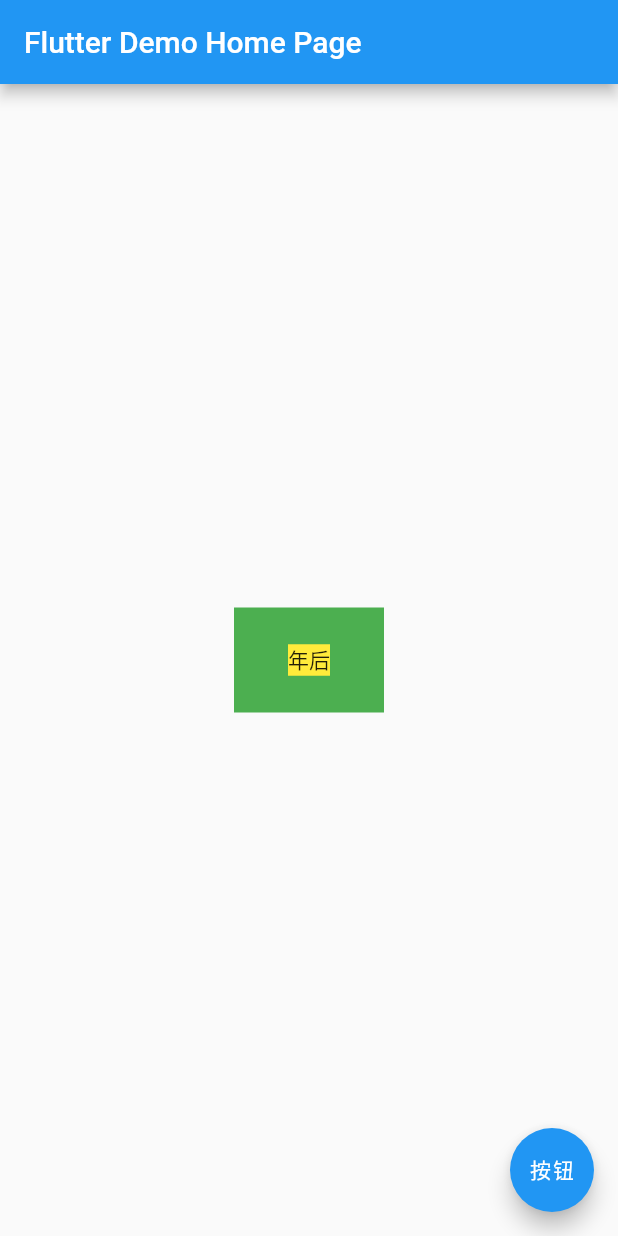
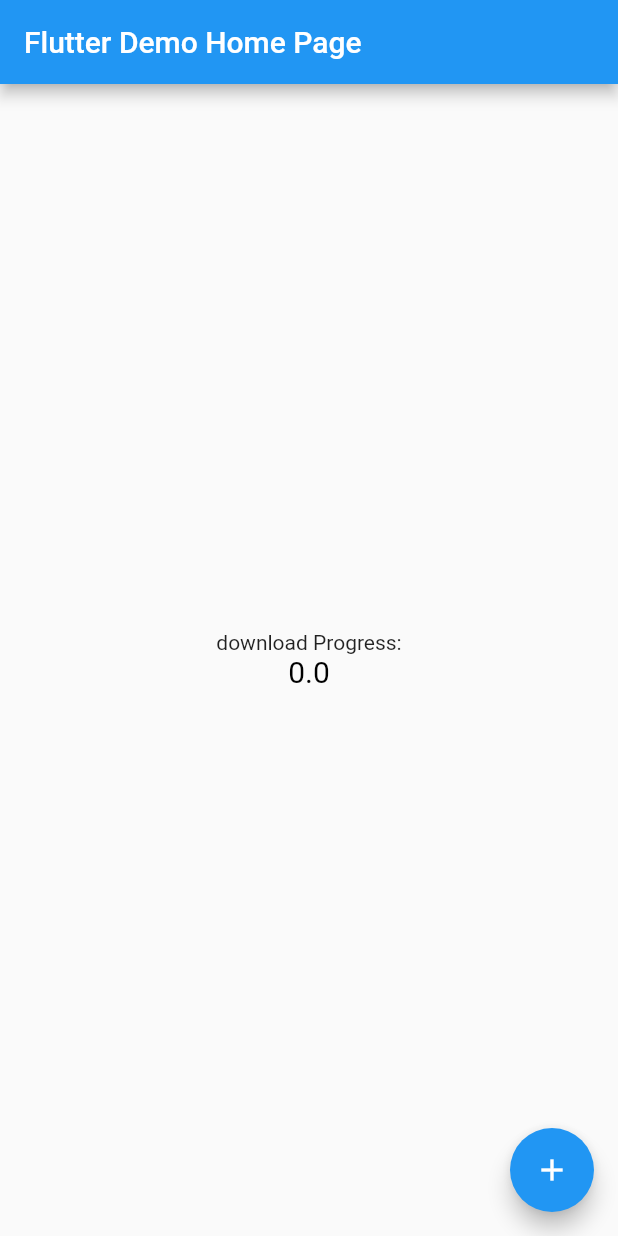
Before and after one commit to lantier743865/font_demo, a Flutter app: the screen it shows after launch, on a phone screen of 412 x 824 dp. Run offline on Flutter 3.47's test engine with Material 2 defaults, Android fonts, the phone set to English and light mode, and no system bars; our stand-ins replace dio; missing offline and left inert: permission; Roboto replaces fonts that are missing (FZZJ-YGYTKJW).

Commit message:
ADD: 增加下载

```diff
--- a/lib/main.dart
+++ b/lib/main.dart
@@ -1,14 +1,14 @@
 import 'dart:io';
 import 'dart:typed_data';
-
 import 'package:flutter/material.dart';
+import 'package:dio/dio.dart';
 import 'package:flutter/services.dart';
+import 'package:path_provider/path_provider.dart';
 import 'package:permission/permission.dart';
 
 void main() => runApp(MyApp());
 
 class MyApp extends StatelessWidget {
-  // This widget is the root of your application.
   @override
   Widget build(BuildContext context) {
     return MaterialApp(
@@ -29,88 +29,104 @@ class MyHomePage extends StatefulWidget {
   @override
   _MyHomePageState createState() => _MyHomePageState();
 }
-//https://bearbeargo.com/posts/flutter-web-async-load-font/
+
 class _MyHomePageState extends State<MyHomePage> {
-  String key = 'FZZJ-YGYTKJW';
-  // 字体放在asset目录了，需要push到sd卡
-  String value =
-      '/storage/emulated/0/meituanwaimaibussiness/font/7fc81fa544398d4b5abbf97fa90554bd.ttf';
-
-  @override
-  void initState() {
-    super.initState();
-    getPermissionsStatus();
-  }
+  String downloadProgress = "0.0";
+  bool complete = false;
+  String path = '/storage/emulated/0/Montserrat-Light.ttf';
 
   @override
   Widget build(BuildContext context) {
+    final textStyle = complete
+        ? TextStyle(
+            fontSize: 20,
+            fontFamily: 'Montserrat-Light',
+            fontWeight: FontWeight.bold,
+            color: Colors.red,
+          )
+        : TextStyle(
+            fontSize: 20,
+            fontWeight: FontWeight.normal,
+            color: Colors.black,
+          );
+
     return Scaffold(
       appBar: AppBar(
         title: Text(widget.title),
       ),
-      body: GestureDetector(
-        onTap: () {
-          setState(() {
-            debugPrint('---->>重新加载');
-          });
-        },
-        child: Center(
-          child: Container(
-            width: 100,
-            height: 70,
-            color: Colors.green,
-            child: Wrap(
-              direction: Axis.vertical,
-              crossAxisAlignment: WrapCrossAlignment.center,
-              runAlignment: WrapAlignment.center,
-              alignment: WrapAlignment.center,
-              children: <Widget>[
-                Container(
-                  color: Colors.yellow,
-                  child: Text(
-                    '年后',
-                    style: TextStyle(fontFamily: key),
-                  ),
-                ),
-              ],
+      body: Center(
+        child: Column(
+          mainAxisAlignment: MainAxisAlignment.center,
+          children: <Widget>[
+            Text(
+              'download Progress:',
             ),
-          ),
+            Text(
+              downloadProgress,
+              style: textStyle,
+            ),
+          ],
         ),
       ),
       floatingActionButton: FloatingActionButton(
-        child: Text('按钮'),
         onPressed: () {
-          getPermissionsStatus();
+          downloadFont();
         },
-      ),
+        tooltip: 'Increment',
+        child: Icon(Icons.add),
+      ), // This trailing comma makes auto-formatting nicer for build methods.
     );
   }
 
-  /**
-   *  读取字体数据
-   */
-  Future<void> readFont(String key, String value) {
-    debugPrint('---->>key:$key,value:${value}');
-    var fontLoader = FontLoader(key);
-    fontLoader.addFont(getCustomFont(value));
-    return fontLoader.load().catchError((e) {
-      debugPrint('---->>load:$e');
-    });
+  Future<bool> isDirectoryExist(String path) async {
+    File file = File(path);
+    return await file.exists();
   }
 
-  Future<ByteData> getCustomFont(String path) {
-    File file = File(value);
-    Future<Uint8List> future = file.readAsBytes().catchError((e) {
-      debugPrint('---->>readAsBytes:$e');
-    });
-    Future<ByteData> data =
-        future.then((value) => value.buffer.asByteData()).catchError((e) {
-      debugPrint('---->>getCustomFont:$e');
-    });
-    return data;
-//    return DefaultAssetBundle.of(context).load(path).catchError((e) {
-//      debugPrint('---->>getCustomFont:$e');
-//    });
+  Future<void> createDirectory(String path) async {
+    Directory directory = Directory(path);
+    directory.create();
+  }
+
+  void downloadFont() async {
+    String url = 'https://raw.githubusercontent.com/google/fonts/master/ofl/montserrat/Montserrat-Light.ttf';
+    String savePath = (await getExternalStorageDirectory()).path;
+    String fontPath = "$savePath/Montserrat-Light.ttf";
+    File file = File(fontPath);
+    if (!file.existsSync()) {
+      file.createSync();
+    }
+    debugPrint('---->>fontPath:$fontPath');
+
+    OnDownloadProgress onDownloadProgress = (int received, int total) {
+      double progress = received / total;
+      downloadProgress = '$progress';
+      checkProgress(progress, fontPath);
+    };
+
+    Dio dio = new Dio();
+    await dio.download(url, fontPath, onProgress: onDownloadProgress);
+  }
+
+  void checkProgress(double progress, String savePath) async {
+    if (progress == 1) {
+      complete = true;
+      downloadProgress = '成功了';
+      await readFont(savePath);
+    }
+
+    setState(() {});
+  }
+
+  Future<void> readFont(String path) async {
+    var fontLoader = FontLoader("Montserrat-Light");
+    fontLoader.addFont(getCustomFont(path));
+    await fontLoader.load();
+  }
+
+  Future<ByteData> getCustomFont(String path) async {
+    ByteData byteData = await rootBundle.load(path);
+    return byteData;
   }
 
   getPermissionsStatus() async {
@@ -119,14 +135,9 @@ class _MyHomePageState extends State<MyHomePage> {
     String message = '';
     var permissions = await Permission.requestPermissions(permissionNames);
     permissions.forEach((permission) {
-      message +=
-          '${permission.permissionName}: ${permission.permissionStatus}\n';
+      message += '${permission.permissionName}: ${permission.permissionStatus}\n';
       debugPrint('---->>message:$message');
-      readFont(key, value).then((_) {
-        debugPrint('---->>readFont   then:');
-      }).catchError((e) {
-        debugPrint('---->>catchError:$e');
-      });
+      downloadFont();
     });
   }
 }
--- a/pubspec.yaml
+++ b/pubspec.yaml
@@ -24,6 +24,8 @@ dependencies:
   # Use with the CupertinoIcons class for iOS style icons.
   cupertino_icons: ^0.1.2
   permission: 0.1.7
+  dio: 1.0.13
+  path_provider: 0.4.1
 
 dev_dependencies:
   flutter_test:
```
Also changed, not shown: pubspec.lock, 4 other files.
